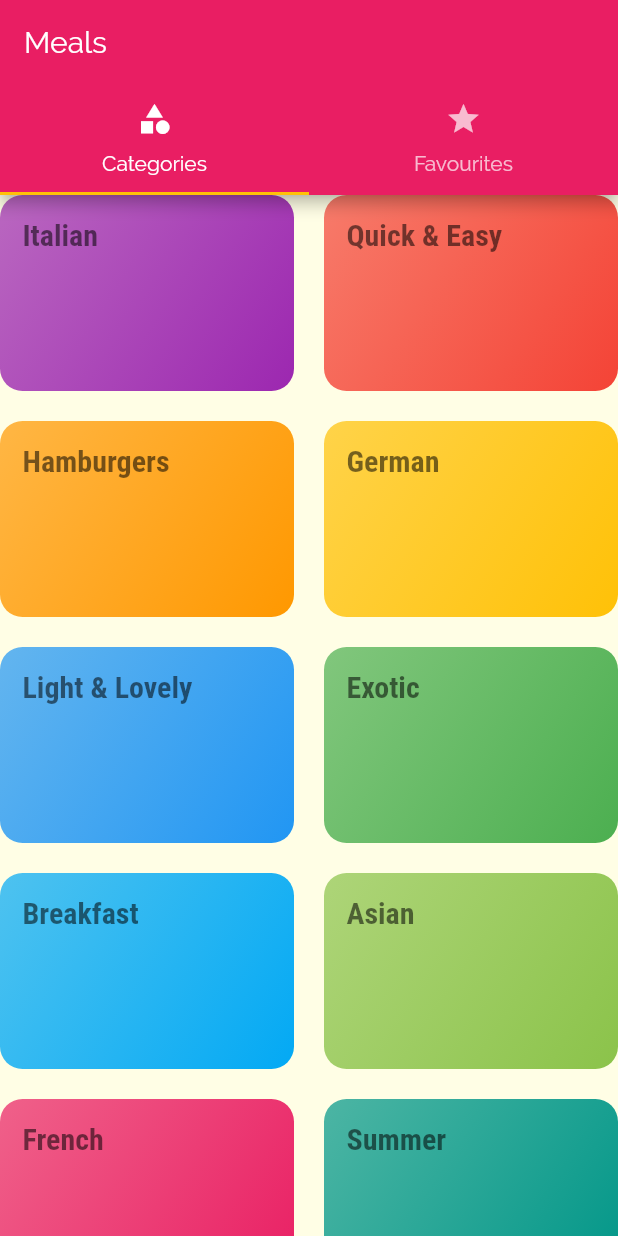
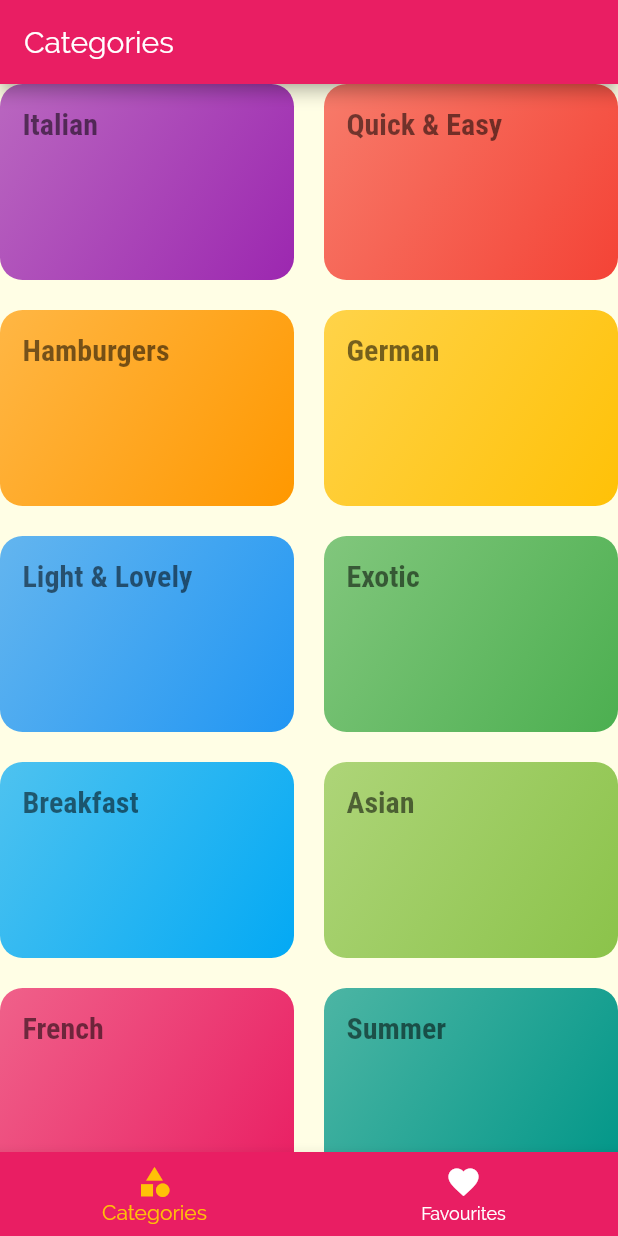
Before and after one commit to A1doranM/flutter_perfectmeals_app, a Flutter app: the screen it shows after launch, on a phone screen of 412 x 824 dp. Run offline on Flutter 3.47's test engine with Material 2 defaults, Android fonts, the phone set to English and light mode, and no system bars.

```diff
--- a/lib/screens/tabs_screen.dart
+++ b/lib/screens/tabs_screen.dart
@@ -9,33 +9,43 @@ class TabsScreen extends StatefulWidget {
 }
 
 class _TabsScreenState extends State<TabsScreen> {
+  final List<Map<String, Object>> _pages = [
+    {'page': CategoriesScreen(), 'title': 'Categories'},
+    {'page': FavouritesScreen(), 'title': 'Favourites'},
+  ];
+
+  int _selectedPageIndex = 0;
+
+  void _selectPage(int index) {
+    setState(() {
+      _selectedPageIndex = index;
+    });
+  }
+
   @override
   Widget build(BuildContext context) {
-    return DefaultTabController(
-      length: 2,
-      initialIndex: 0,
-      child: Scaffold(
-        appBar: AppBar(
-          title: const Text('Meals'),
-          bottom: TabBar(
-            tabs: <Widget>[
-              const Tab(
-                icon: const Icon(Icons.category),
-                text: 'Categories',
-              ),
-              const Tab(
-                icon: const Icon(Icons.star),
-                text: 'Favourites',
-              ),
-            ],
+    return Scaffold(
+      appBar: AppBar(
+        title: Text(_pages[_selectedPageIndex]['title']),
+      ),
+      body: _pages[_selectedPageIndex]['page'],
+      bottomNavigationBar: BottomNavigationBar(
+        onTap: _selectPage,
+        currentIndex: _selectedPageIndex,
+        type: BottomNavigationBarType.fixed,
+        selectedItemColor: Theme.of(context).accentColor,
+        unselectedItemColor: Colors.white,
+        backgroundColor: Theme.of(context).primaryColor,
+        items: <BottomNavigationBarItem>[
+          BottomNavigationBarItem(
+            icon: Icon(Icons.category),
+            title: Text('Categories'),
           ),
-        ),
-        body: TabBarView(
-          children: <Widget>[
-            CategoriesScreen(),
-            FavouritesScreen(),
-          ],
-        ),
+          BottomNavigationBarItem(
+            icon: Icon(Icons.favorite),
+            title: Text('Favourites'),
+          ),
+        ],
       ),
     );
   }
```
